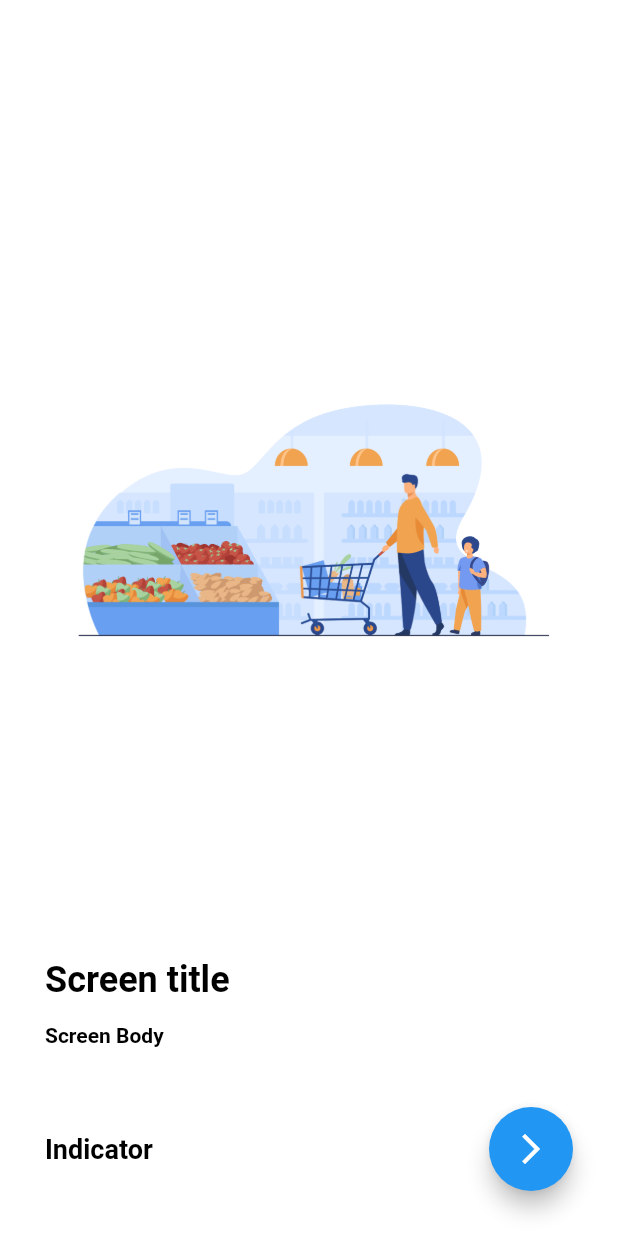
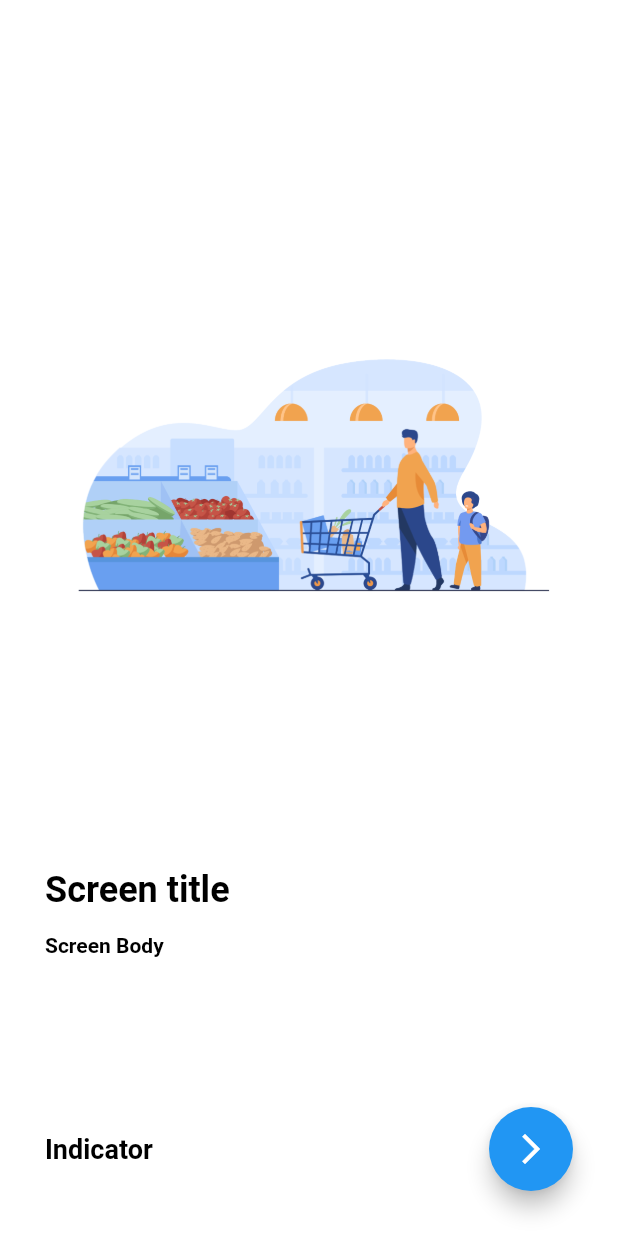
Before and after one commit to Noor-378/shop_app, a Flutter app: the screen it shows after launch, on a phone screen of 412 x 824 dp. Run offline on Flutter 3.47's test engine with Material 3 defaults, Android fonts, the phone set to English and light mode, and no system bars; Roboto replaces fonts that are missing (Popping).

```diff
--- a/lib/screens/on_boarding/on_boarding_screen.dart
+++ b/lib/screens/on_boarding/on_boarding_screen.dart
@@ -8,12 +8,11 @@ class OnBoardingScreen extends StatelessWidget {
   Widget build(BuildContext context) {
     return Scaffold(
       appBar: AppBar(),
-      body: Padding(
-        padding: const EdgeInsets.all(30),
-        child: Column(
+      body: Column(
         children: [
           Expanded(
             child: PageView.builder(
+              physics: BouncingScrollPhysics(),
               itemCount: 3,
               itemBuilder: (context, index) => BuildBoardingItem(),
             ),
@@ -21,7 +20,9 @@ class OnBoardingScreen extends StatelessWidget {
           SizedBox(
             height: 40,
           ),
-            Row(
+          Padding(
+            padding: const EdgeInsets.all(30.0),
+            child: Row(
               mainAxisAlignment: MainAxisAlignment.spaceBetween,
               children: [
                 Text(
@@ -35,8 +36,8 @@ class OnBoardingScreen extends StatelessWidget {
                 ),
               ],
             ),
+          ),
         ],
-        ),
       ),
     );
   }
--- a/lib/shared/components/build_boarding_item.dart
+++ b/lib/shared/components/build_boarding_item.dart
@@ -5,7 +5,9 @@ class BuildBoardingItem extends StatelessWidget {
 
   @override
   Widget build(BuildContext context) {
-    return Column(
+    return Padding(
+      padding: const EdgeInsets.all(30.0),
+      child: Column(
         crossAxisAlignment: CrossAxisAlignment.start,
         children: [
           Expanded(
@@ -22,6 +24,7 @@ class BuildBoardingItem extends StatelessWidget {
             style: TextStyle(fontSize: 14, fontWeight: FontWeight.bold),
           ),
         ],
+      ),
     );
   }
 }
```
Also changed, not shown: lib/models/boarding_model.dart (added, +11 -0 lines). Lines whose indentation alone changed are shown as unchanged.
